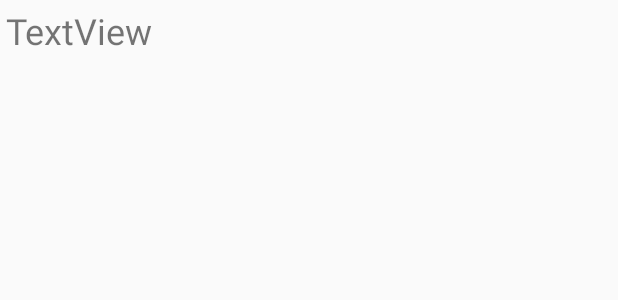
After one commit to haitiangao/RecycleReduceRecipe, an Android app: the layout recipe_list_item_layout.xml on its own in the app's theme, with its tools: preview values and no code run, on a phone screen of 412 x 824 dp. The commit adds this screen. Shown: the top 300 px of the screen. Run offline under Robolectric (Android 15) with nearby library versions, the phone set to English and light mode, and no system bars.

Commit message:
Making recipielistview

```diff
--- a/app/src/main/AndroidManifest.xml
+++ b/app/src/main/AndroidManifest.xml
@@ -9,7 +9,8 @@
         android:roundIcon="@mipmap/ic_launcher_round"
         android:supportsRtl="true"
         android:theme="@style/AppTheme">
-        <activity android:name=".MainActivity">
+        <activity android:name=".View.RecipeList"></activity>
+        <activity android:name=".View.MainActivity">
             <intent-filter>
                 <action android:name="android.intent.action.MAIN" />
 
--- a/app/src/main/res/layout/activity_main.xml
+++ b/app/src/main/res/layout/activity_main.xml
@@ -4,7 +4,7 @@
     xmlns:tools="http://schemas.android.com/tools"
     android:layout_width="match_parent"
     android:layout_height="match_parent"
-    tools:context=".MainActivity">
+    tools:context=".View.MainActivity">
 
 
 
--- /dev/null
+++ b/app/src/main/res/layout/recipe_list_item_layout.xml
@@ -0,0 +1,19 @@
+<?xml version="1.0" encoding="utf-8"?>
+<androidx.constraintlayout.widget.ConstraintLayout xmlns:android="http://schemas.android.com/apk/res/android"
+    xmlns:app="http://schemas.android.com/apk/res-auto"
+    xmlns:tools="http://schemas.android.com/tools"
+    android:layout_width="match_parent"
+    android:layout_height="wrap_content">
+
+    <TextView
+        android:id="@+id/individualRecipe"
+        android:layout_width="0dp"
+        android:layout_height="wrap_content"
+        android:layout_margin="4dp"
+        android:text="TextView"
+        android:textSize="24sp"
+        app:layout_constraintBottom_toBottomOf="parent"
+        app:layout_constraintEnd_toEndOf="parent"
+        app:layout_constraintStart_toStartOf="parent"
+        app:layout_constraintTop_toTopOf="parent" />
+</androidx.constraintlayout.widget.ConstraintLayout>
--- a/build.gradle
+++ b/build.gradle
@@ -5,6 +5,7 @@ buildscript {
     repositories {
         google()
         jcenter()
+        mavenCentral()
 
     }
     dependencies {
```
Also changed, not shown: app/build.gradle (+9 -0 lines), app/src/main/java/com/example/recyclereducerecipe/Adapter/RecipeListAdapter.java (added, +48 -0 lines), app/src/main/java/com/example/recyclereducerecipe/View/MainActivity.java (renamed from app/src/main/java/com/example/recyclereducerecipe/MainActivity.java, +4 -3 lines), app/src/main/java/com/example/recyclereducerecipe/View/RecipeList.java (added, +21 -0 lines), app/src/main/java/com/example/recyclereducerecipe/model/Recipe.java (+23 -1 lines), app/src/main/res/layout/activity_recipe_list.xml (added, +9 -0 lines).
